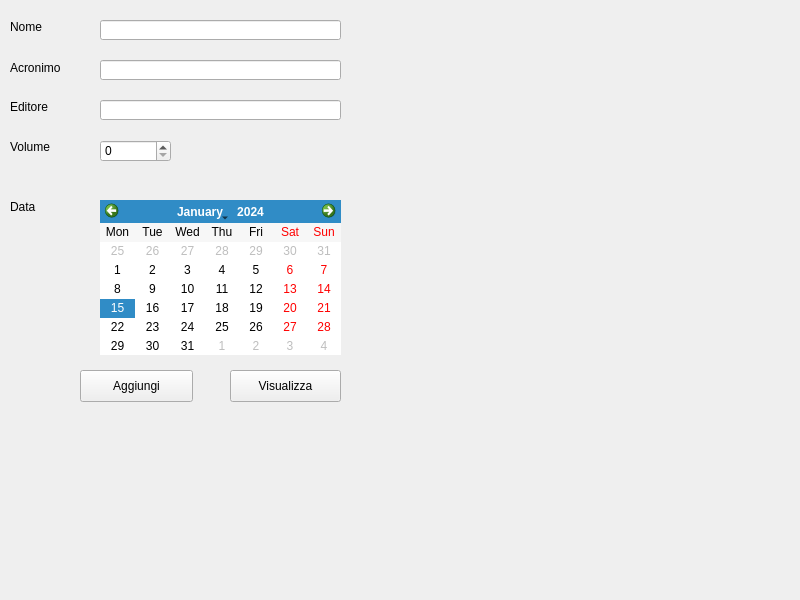
First picture: the form in Progetto/paginarivista.ui, repository marcovirgillo/ProgettoPO, before the edit.
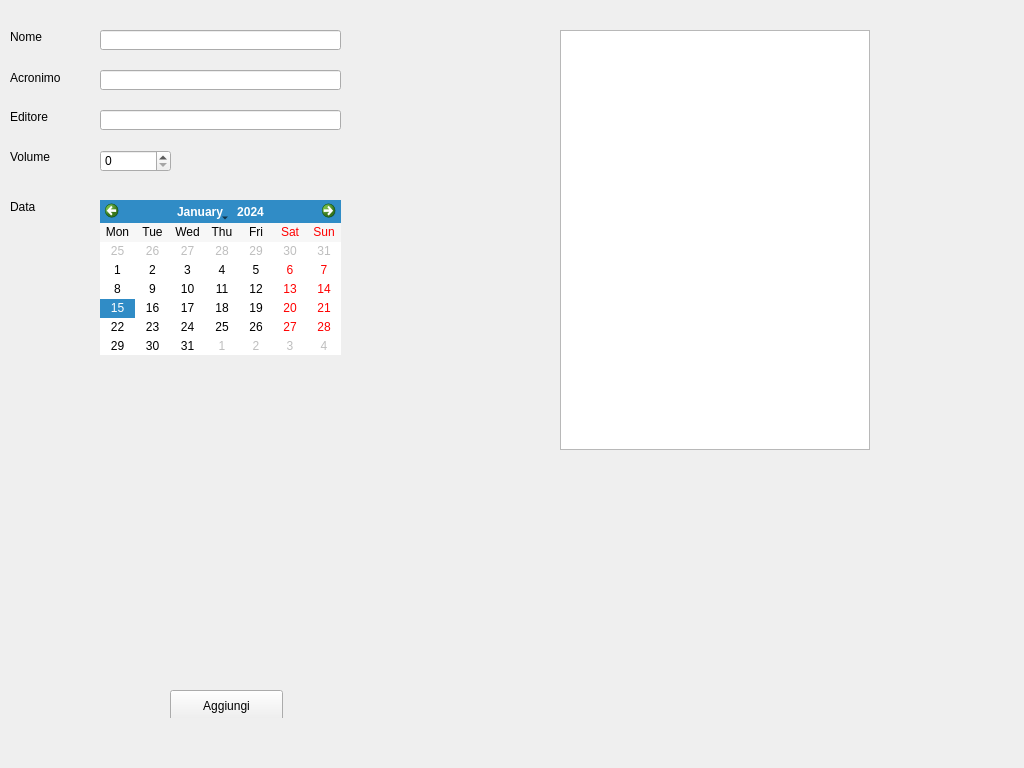
Second picture: the form after the edit.

What changed in the file:
```diff
--- a/Progetto/paginarivista.ui
+++ b/Progetto/paginarivista.ui
@@ -6,8 +6,8 @@
    <rect>
     <x>0</x>
     <y>0</y>
-    <width>800</width>
-    <height>600</height>
+    <width>1024</width>
+    <height>768</height>
    </rect>
   </property>
   <property name="windowTitle">
@@ -18,8 +18,8 @@
     <rect>
      <x>0</x>
      <y>0</y>
-     <width>800</width>
-     <height>550</height>
+     <width>1024</width>
+     <height>718</height>
     </rect>
    </property>
    <property name="currentIndex">
@@ -30,30 +30,17 @@
      <property name="geometry">
       <rect>
        <x>100</x>
-       <y>140</y>
+       <y>150</y>
        <width>71</width>
        <height>22</height>
       </rect>
      </property>
     </widget>
-    <widget class="QPushButton" name="buttonVisualizza">
-     <property name="geometry">
-      <rect>
-       <x>230</x>
-       <y>370</y>
-       <width>111</width>
-       <height>32</height>
-      </rect>
-     </property>
-     <property name="text">
-      <string>Visualizza</string>
-     </property>
-    </widget>
     <widget class="QLineEdit" name="Editore">
      <property name="geometry">
       <rect>
        <x>100</x>
-       <y>100</y>
+       <y>110</y>
        <width>241</width>
        <height>20</height>
       </rect>
@@ -76,7 +63,7 @@
      <property name="geometry">
       <rect>
        <x>10</x>
-       <y>140</y>
+       <y>150</y>
        <width>47</width>
        <height>13</height>
       </rect>
@@ -89,7 +76,7 @@
      <property name="geometry">
       <rect>
        <x>10</x>
-       <y>100</y>
+       <y>110</y>
        <width>47</width>
        <height>13</height>
       </rect>
@@ -102,7 +89,7 @@
      <property name="geometry">
       <rect>
        <x>100</x>
-       <y>60</y>
+       <y>70</y>
        <width>241</width>
        <height>20</height>
       </rect>
@@ -117,6 +104,9 @@
        <height>155</height>
       </rect>
      </property>
+     <property name="layoutDirection">
+      <enum>Qt::LeftToRight</enum>
+     </property>
      <property name="verticalHeaderFormat">
       <enum>QCalendarWidget::NoVerticalHeader</enum>
      </property>
@@ -128,7 +118,7 @@
      <property name="geometry">
       <rect>
        <x>100</x>
-       <y>20</y>
+       <y>30</y>
        <width>241</width>
        <height>20</height>
       </rect>
@@ -138,7 +128,7 @@
      <property name="geometry">
       <rect>
        <x>10</x>
-       <y>60</y>
+       <y>70</y>
        <width>61</width>
        <height>16</height>
       </rect>
@@ -150,8 +140,8 @@
     <widget class="QPushButton" name="buttonAggiungi">
      <property name="geometry">
       <rect>
-       <x>80</x>
-       <y>370</y>
+       <x>170</x>
+       <y>690</y>
        <width>113</width>
        <height>32</height>
       </rect>
@@ -164,7 +154,7 @@
      <property name="geometry">
       <rect>
        <x>10</x>
-       <y>20</y>
+       <y>30</y>
        <width>47</width>
        <height>13</height>
       </rect>
@@ -173,32 +163,18 @@
       <string>Nome</string>
      </property>
     </widget>
-   </widget>
-   <widget class="QWidget" name="pageVisualizza">
     <widget class="QListWidget" name="listRiviste">
      <property name="geometry">
       <rect>
-       <x>220</x>
-       <y>110</y>
-       <width>330</width>
-       <height>370</height>
+       <x>560</x>
+       <y>30</y>
+       <width>310</width>
+       <height>420</height>
       </rect>
      </property>
     </widget>
-    <widget class="QLabel" name="labelRivisteInserite">
-     <property name="geometry">
-      <rect>
-       <x>220</x>
-       <y>80</y>
-       <width>91</width>
-       <height>21</height>
-      </rect>
-     </property>
-     <property name="text">
-      <string>Riviste inserite</string>
-     </property>
-    </widget>
    </widget>
+   <widget class="QWidget" name="page2"/>
   </widget>
  </widget>
  <resources/>
```
